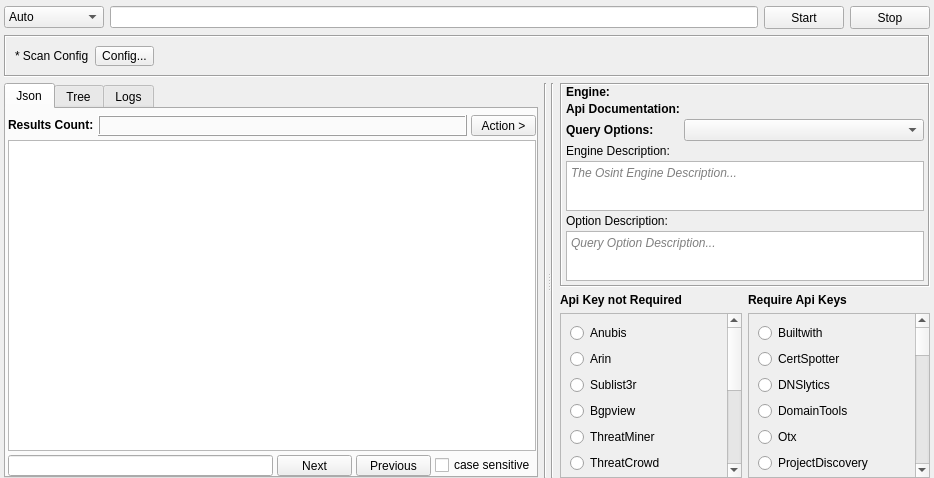
Old version of the form gui/src/engines/Raw.ui in the repository 3nock/OTE.
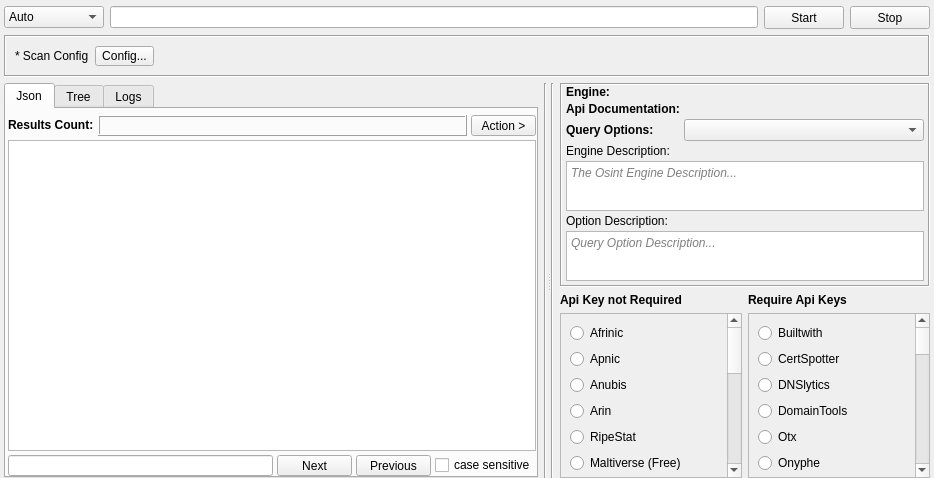
New version of the form.

Commit message: adding osint modules...

Patch:
```diff
--- a/gui/src/engines/Raw.ui
+++ b/gui/src/engines/Raw.ui
@@ -708,10 +708,24 @@
                   <x>0</x>
                   <y>0</y>
                   <width>157</width>
-                  <height>311</height>
+                  <height>426</height>
                  </rect>
                 </property>
                 <layout class="QVBoxLayout" name="verticalLayout_3">
+                 <item>
+                  <widget class="QRadioButton" name="moduleAfrinic">
+                   <property name="text">
+                    <string>Afrinic</string>
+                   </property>
+                  </widget>
+                 </item>
+                 <item>
+                  <widget class="QRadioButton" name="moduleApnic">
+                   <property name="text">
+                    <string>Apnic</string>
+                   </property>
+                  </widget>
+                 </item>
                  <item>
                   <widget class="QRadioButton" name="moduleAnubis">
                    <property name="text">
@@ -726,6 +740,27 @@
                    </property>
                   </widget>
                  </item>
+                 <item>
+                  <widget class="QRadioButton" name="moduleRipe">
+                   <property name="text">
+                    <string>RipeStat</string>
+                   </property>
+                  </widget>
+                 </item>
+                 <item>
+                  <widget class="QRadioButton" name="moduleMaltiverseFree">
+                   <property name="text">
+                    <string>Maltiverse (Free)</string>
+                   </property>
+                  </widget>
+                 </item>
+                 <item>
+                  <widget class="QRadioButton" name="moduleN45HT">
+                   <property name="text">
+                    <string>N45HT</string>
+                   </property>
+                  </widget>
+                 </item>
                  <item>
                   <widget class="QRadioButton" name="moduleSublist3r">
                    <property name="text">
@@ -841,7 +876,7 @@
                   <x>0</x>
                   <y>0</y>
                   <width>157</width>
-                  <height>702</height>
+                  <height>725</height>
                  </rect>
                 </property>
                 <layout class="QVBoxLayout" name="verticalLayout_6">
@@ -880,6 +915,13 @@
                    </property>
                   </widget>
                  </item>
+                 <item>
+                  <widget class="QRadioButton" name="moduleOnyphe">
+                   <property name="text">
+                    <string>Onyphe</string>
+                   </property>
+                  </widget>
+                 </item>
                  <item>
                   <widget class="QRadioButton" name="moduleProjectDiscovery">
                    <property name="text">
```
The commit also changes 74 other files.
